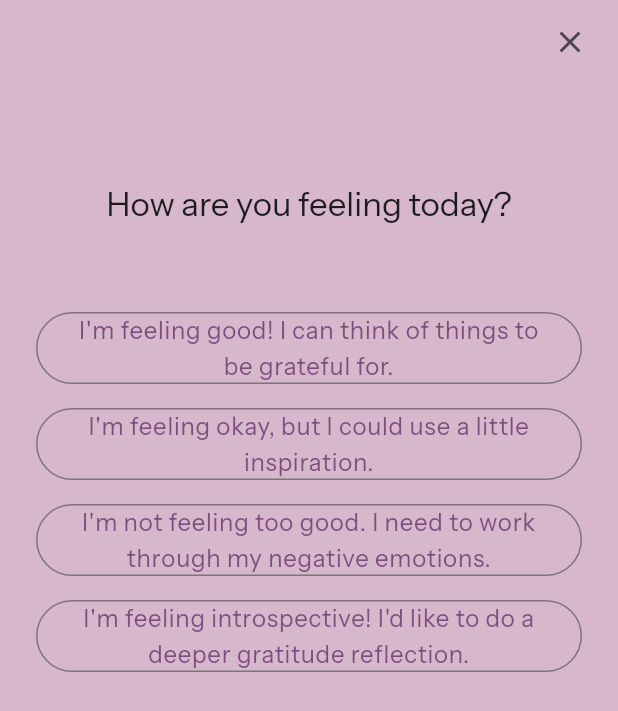
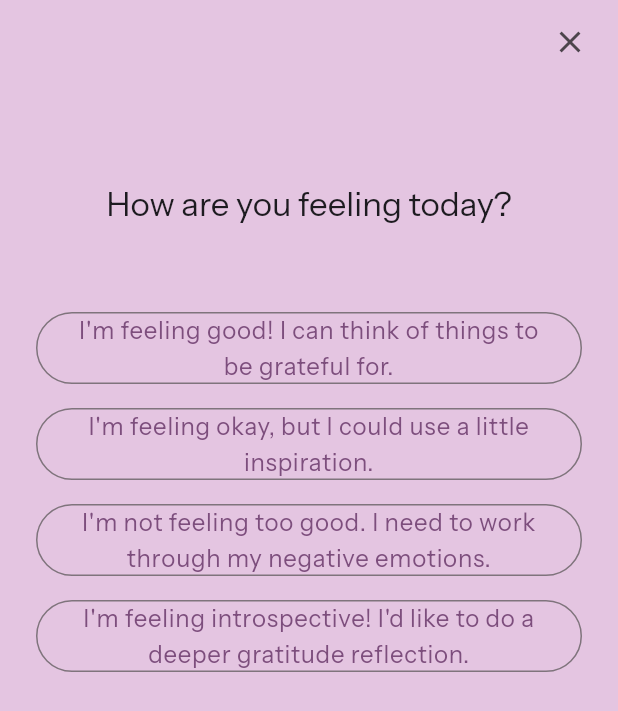
Before and after one commit to charlottejacques3/gratitude_app, a Flutter app: the screen it shows once a user with an empty profile is signed in, on a phone screen of 412 x 824 dp. Shown: the top 711 px of the screen. Run offline on Flutter 3.47's test engine with Material 3 defaults, Android fonts, the phone set to English and light mode, and no system bars; our stand-ins replace firebase_auth, firebase_core, firebase_database, firebase_messaging, firebase_storage, fl_chart and 9 more; missing offline and left inert: android_alarm_manager_plus, markdown, markdown_widget, pdfrx, photo_manager; accounts and stored records are empty; project files that could hold a hidden picture were left out.

Commit message:
bug fixes

```diff
--- a/lib/select_method_page.dart
+++ b/lib/select_method_page.dart
@@ -17,8 +17,9 @@ class _SelectMethodPageState extends State<SelectMethodPage> {
   @override
   Widget build(BuildContext context) {
     return Scaffold(
-      backgroundColor: Color.fromARGB(150, 188, 143, 186),
+      backgroundColor: Color.fromARGB(248, 227, 196, 225),
       appBar: AppBar(
+        automaticallyImplyLeading: false,
         backgroundColor: Color.fromARGB(0, 188, 143, 186),
         actions: [
           Padding(
--- a/lib/study_pages/tutorial_page.dart
+++ b/lib/study_pages/tutorial_page.dart
@@ -1,5 +1,5 @@
 import 'package:flutter/material.dart';
-import 'package:gratitude_app/main.dart';
+import 'package:gratitude_app/select_method_page.dart';
 
 
 class TutorialPage extends StatefulWidget {
@@ -76,7 +76,7 @@ class _TutorialPageState extends State<TutorialPage> {
                           curPage++;
                         });
                       } else {
-                        Navigator.pushReplacement(context, MaterialPageRoute(builder: (context) => const MyHomePage(startingPageIndex: 0,)));
+                        Navigator.pushReplacement(context, MaterialPageRoute(builder: (context) => const SelectMethodPage()));
                       }
                     },
                     style: ButtonStyle(
```
Also changed, not shown: lib/study_pages/questionnaire_page.dart (+10 -2 lines), lib/study_pages/study_complete_page.dart (+16 -0 lines).
